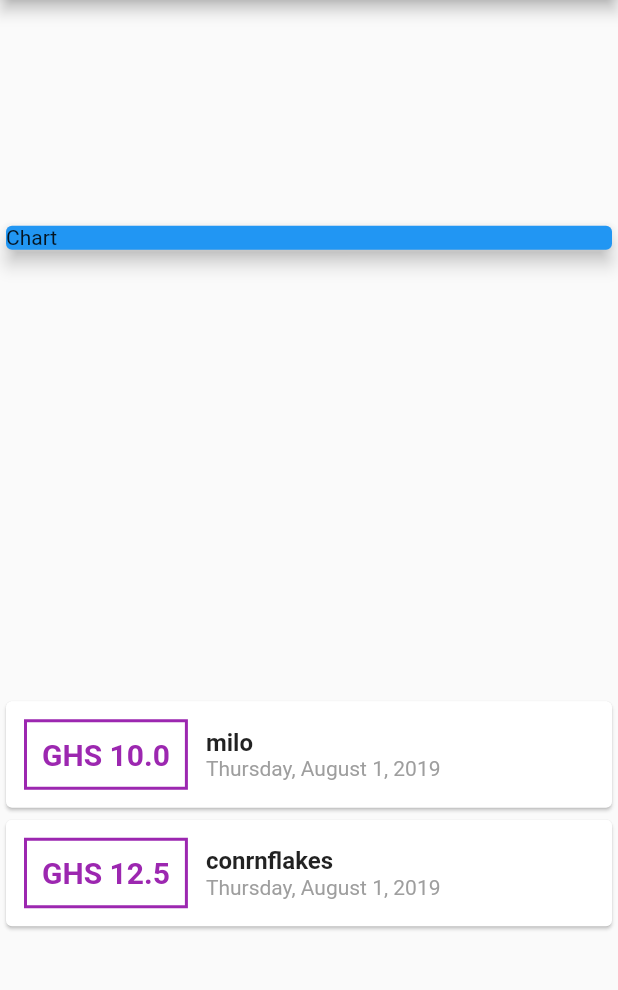
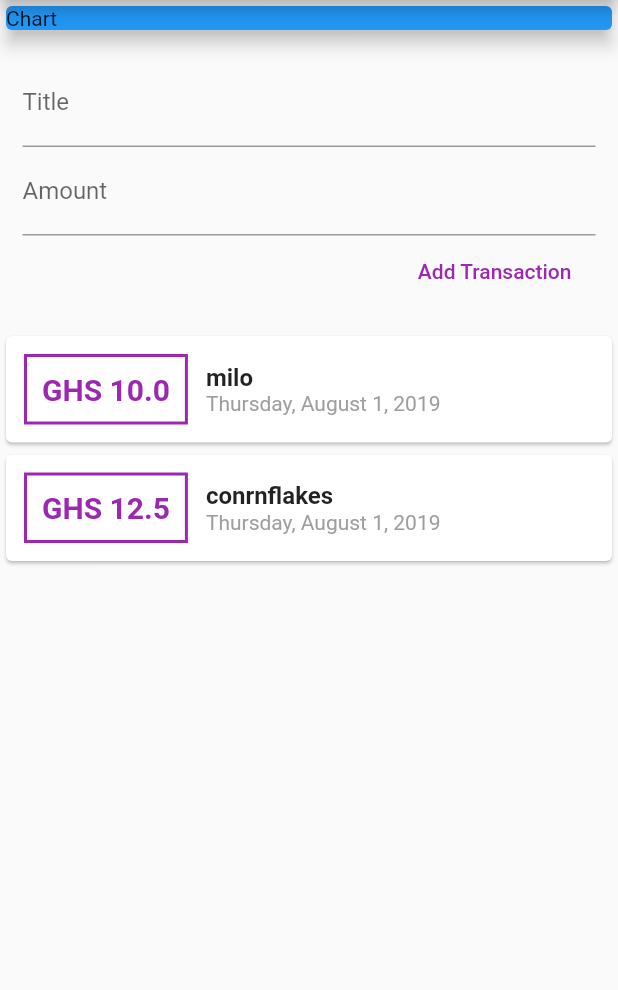
Before and after one commit to divinedela/flutter-expense-tracker-app, a Flutter app: the screen it shows after launch, on a phone screen of 412 x 824 dp, the part 84-1074 px from its top. Run offline on Flutter 3.47's test engine with Material 2 defaults, Android fonts, the phone set to English and light mode, and no system bars.

Commit message:
receive user transaction input

```diff
--- a/lib/main.dart
+++ b/lib/main.dart
@@ -25,6 +25,9 @@ class MyHomePage extends StatelessWidget {
         id: 't1', title: 'conrnflakes', amount: 12.50, date: DateTime.now())
   ];
 
+  final textController = TextEditingController();
+  final amountController = TextEditingController();
+
   @override
   Widget build(BuildContext context) {
     return Scaffold(
@@ -32,7 +35,6 @@ class MyHomePage extends StatelessWidget {
         title: Text('Expense tracker'),
       ),
       body: Column(
-        mainAxisAlignment: MainAxisAlignment.spaceAround,
         children: <Widget>[
           Container(
             width: double.infinity,
@@ -40,6 +42,30 @@ class MyHomePage extends StatelessWidget {
               child: Text('Chart'),
               color: Colors.blue,
               elevation: 5,
+            ),
+          ),
+          Container(
+            padding: EdgeInsets.all(15),
+            child: Column(
+              crossAxisAlignment: CrossAxisAlignment.end,
+              children: <Widget>[
+                TextField(
+                  decoration: InputDecoration(labelText: 'Title'),
+                  controller: textController,
+                ),
+                TextField(
+                  decoration: InputDecoration(labelText: 'Amount'),
+                  controller: amountController,
+                ),
+                FlatButton(
+                  child: Text('Add Transaction'),
+                  textColor: Colors.purple,
+                  onPressed: () {
+                    print(textController.text);
+                    print(amountController.text);
+                  },
+                ),
+              ],
             ),
           ),
           Column(
```
